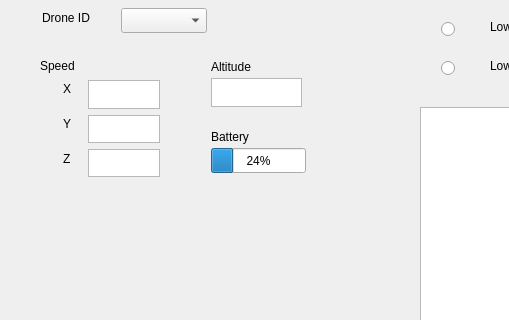
javier-ferre/rqt_sarus_gui, file ui/rqt_sarus_test_plugin/rqt_sarus_test_plugin_widget.ui: the form before one commit; both pictures show x 0 to 509 and y 103 to 423 of the 719 by 698 pixel window.
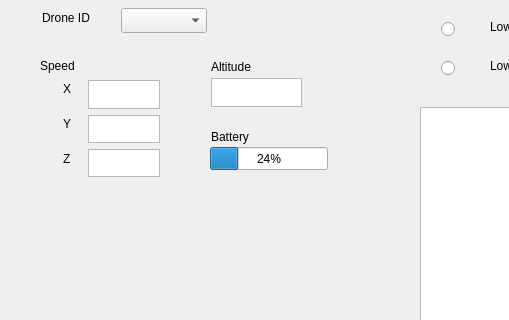
The form after the commit.

Commit message: battery_level_colors

```diff
--- a/ui/rqt_sarus_test_plugin/rqt_sarus_test_plugin_widget.ui
+++ b/ui/rqt_sarus_test_plugin/rqt_sarus_test_plugin_widget.ui
@@ -216,19 +216,6 @@
     <string>Battery</string>
    </property>
   </widget>
-  <widget class="QProgressBar" name="progressBar">
-   <property name="geometry">
-    <rect>
-     <x>211</x>
-     <y>251</y>
-     <width>95</width>
-     <height>25</height>
-    </rect>
-   </property>
-   <property name="value">
-    <number>24</number>
-   </property>
-  </widget>
   <widget class="QRadioButton" name="led">
    <property name="geometry">
     <rect>
@@ -356,6 +343,19 @@
     <string>Speed</string>
    </property>
   </widget>
+  <widget class="QProgressBar" name="BatteryProgressBar">
+   <property name="geometry">
+    <rect>
+     <x>210</x>
+     <y>250</y>
+     <width>118</width>
+     <height>23</height>
+    </rect>
+   </property>
+   <property name="value">
+    <number>24</number>
+   </property>
+  </widget>
  </widget>
  <resources/>
  <connections/>
```
Left out of the diff: 2 changed lines with no effect on the pictures. The commit also changes 3 other files.
